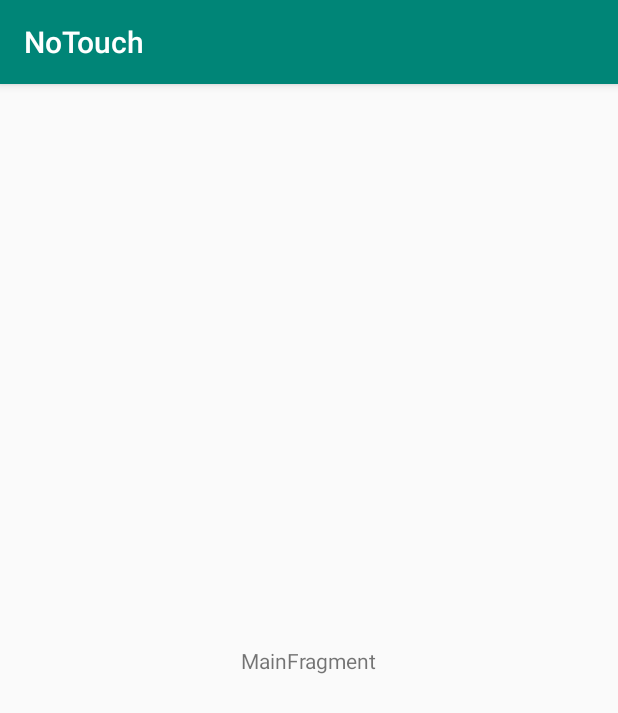
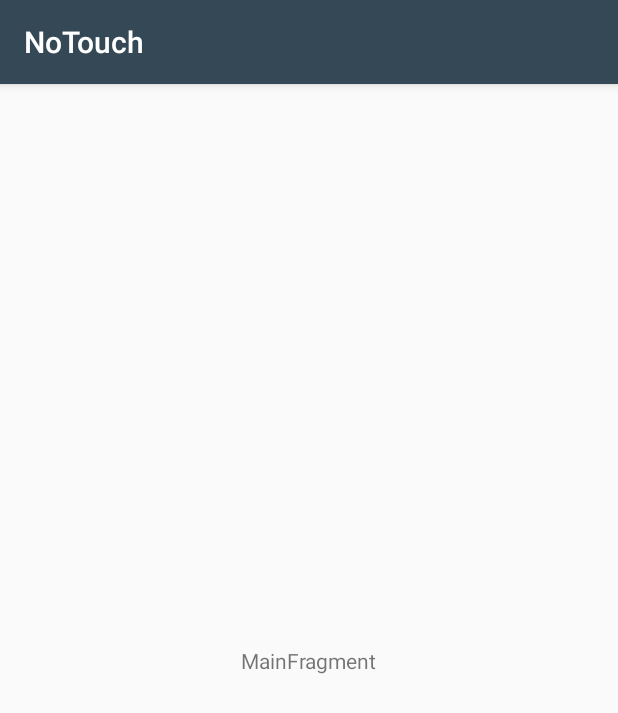
Before and after one commit to sh0seo/BabyLock, an Android app: the screen it shows after launch (MainActivity), on a phone screen of 412 x 824 dp. Shown: the top 713 px of the screen. Run offline under Robolectric (Android 15) with nearby library versions, the phone set to English and light mode, and no system bars.

Commit message:
[update] material color.

```diff
--- a/app/src/main/res/drawable/ic_launcher_background.xml
+++ b/app/src/main/res/drawable/ic_launcher_background.xml
@@ -5,7 +5,7 @@
     android:viewportWidth="108"
     android:viewportHeight="108">
     <path
-        android:fillColor="#008577"
+        android:fillColor="#0272bf"
         android:pathData="M0,0h108v108h-108z" />
     <path
         android:fillColor="#00000000"
--- a/app/src/main/res/values/colors.xml
+++ b/app/src/main/res/values/colors.xml
@@ -1,6 +1,7 @@
 <?xml version="1.0" encoding="utf-8"?>
 <resources>
-    <color name="colorPrimary">#008577</color>
-    <color name="colorPrimaryDark">#00574B</color>
-    <color name="colorAccent">#D81B60</color>
+    <color name="colorPrimary">#344955</color>
+    <color name="colorPrimaryDark">#232F34</color>
+    <color name="colorAccent">#4A6572</color>
+    <color name="colorSecondary">#F9AA33</color>
 </resources>
```
